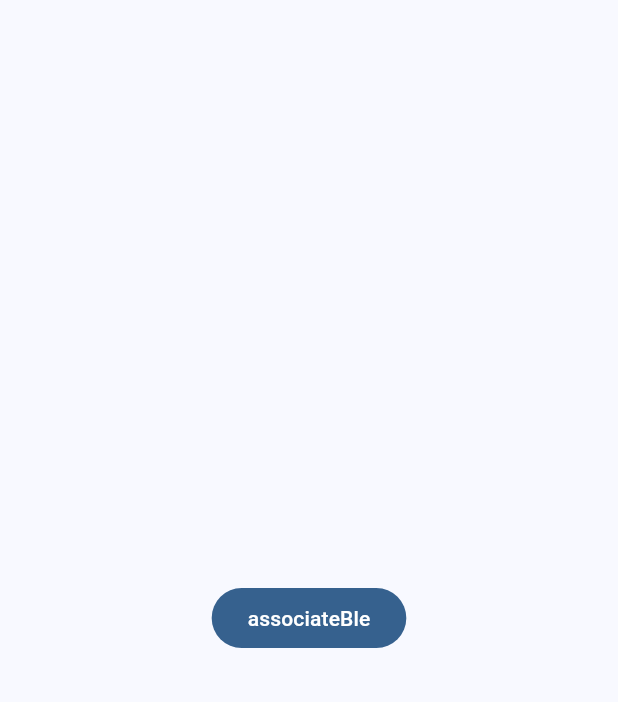
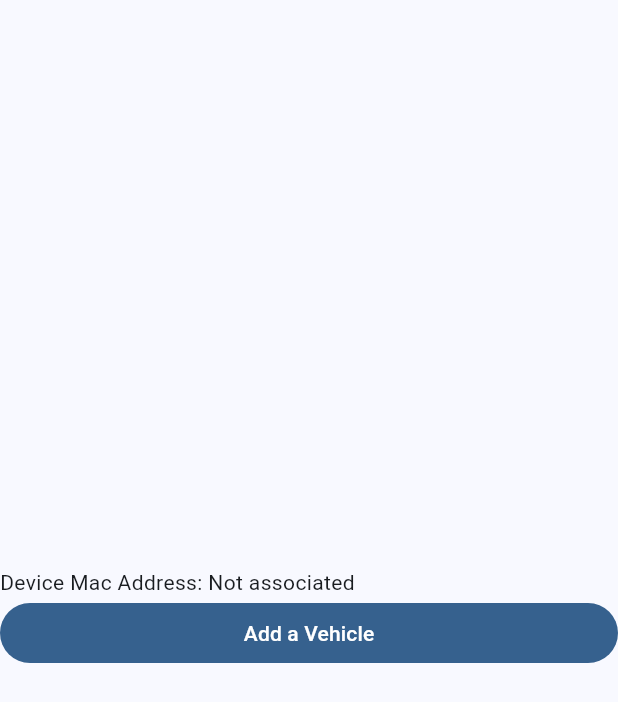
Before and after one commit to Mauznemo/OpenCarKey, a Flutter app: the screen it shows after launch, on a phone screen of 412 x 824 dp. Shown: the top 702 px of the screen. Run offline on Flutter 3.47's test engine with Material 3 defaults, Android fonts, the phone set to English and light mode, and no system bars; drawn by our look-alikes of dynamic_color; our stand-ins replace native_shared_preferences, permission_handler; missing offline and left inert: a package.

Commit message:
feat(mobile app): better association feedback

```diff
--- a/MobileApp/lib/pages/home.dart
+++ b/MobileApp/lib/pages/home.dart
@@ -1,7 +1,8 @@
 import 'package:flutter/material.dart';
+import 'package:native_shared_preferences/native_shared_preferences.dart';
 import 'package:permission_handler/permission_handler.dart';
 
-import '../services/ble_service.dart';
+import '../components/add_vehicle_bottom_sheet.dart';
 
 class HomePage extends StatefulWidget {
   const HomePage({super.key});
@@ -11,6 +12,10 @@ class HomePage extends StatefulWidget {
 }
 
 class _HomePageState extends State<HomePage> {
+  Future<NativeSharedPreferences> _prefs =
+      NativeSharedPreferences.getInstance();
+
+  late String _deviceName = "Not associated";
   Future<void> _requestPermission() async {
     Map<Permission, PermissionStatus> statuses = await [
       Permission.location,
@@ -20,16 +25,40 @@ class _HomePageState extends State<HomePage> {
     ].request();
   }
 
+  void init() async {
+    final NativeSharedPreferences prefs = await _prefs;
+    await prefs.reload();
+    _deviceName = prefs.getString('device_mac_address') ?? 'Not associated';
+    setState(() {});
+  }
+
+  @override
+  void initState() {
+    super.initState();
+    init();
+  }
+
   @override
   Widget build(BuildContext context) {
     return Scaffold(
-        body: Center(
-      child: FilledButton(
-          onPressed: () async {
-            await _requestPermission();
-            BleService.associateBle();
-          },
-          child: const Text("associateBle")),
+        body: Column(
+      mainAxisAlignment: MainAxisAlignment.center,
+      crossAxisAlignment: CrossAxisAlignment.stretch,
+      children: [
+        Text("Device Mac Address: $_deviceName"),
+        FilledButton(
+            onPressed: () async {
+              await _requestPermission();
+              await AddVehicleBottomSheet.showBottomSheet(context);
+              //BleService.associateBle();
+              final NativeSharedPreferences prefs = await _prefs;
+              await prefs.reload();
+              _deviceName =
+                  prefs.getString('device_mac_address') ?? 'Not associated';
+              setState(() {});
+            },
+            child: const Text("Add a Vehicle")),
+      ],
     ));
   }
 }
--- a/MobileApp/lib/services/ble_service.dart
+++ b/MobileApp/lib/services/ble_service.dart
@@ -7,9 +7,9 @@ class BleService {
   static Future<void> associateBle() async {
     try {
       final String result = await _channel.invokeMethod('associateBle');
-      print(result); // Should print: BLE associated successfully
-    } catch (e) {
-      print("Failed to associate BLE: $e");
+      print("Success: $result");
+    } on PlatformException catch (e) {
+      print("Error: ${e.message}");
     }
   }
 }
--- a/MobileApp/pubspec.yaml
+++ b/MobileApp/pubspec.yaml
@@ -37,10 +37,13 @@ dependencies:
 
   dynamic_color: ^1.7.0
   permission_handler: ^11.3.1
+  # shared_preferences: ^2.5.1
+  native_shared_preferences: ^2.0.10
 
 dev_dependencies:
   flutter_test:
     sdk: flutter
+
 
   # The "flutter_lints" package below contains a set of recommended lints to
   # encourage good coding practices. The lint set provided by the package is
```
Also changed, not shown: MobileApp/lib/components/add_vehicle_bottom_sheet.dart (added, +91 -0 lines), MobileApp/pubspec.lock, 1 other file.
